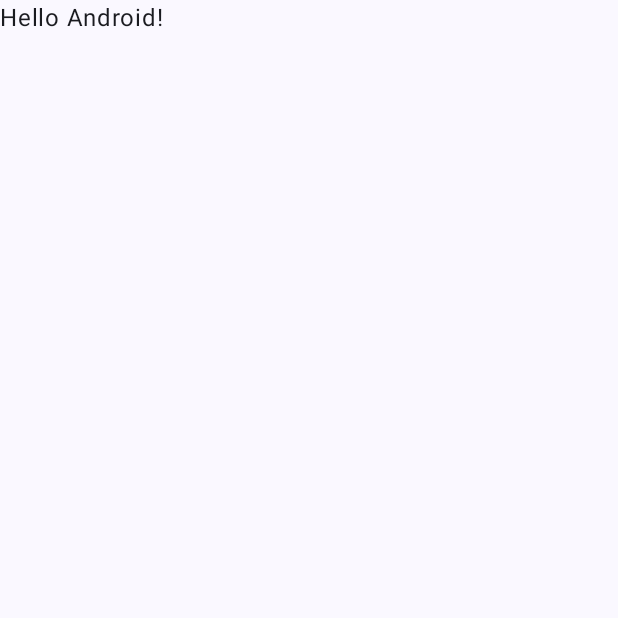
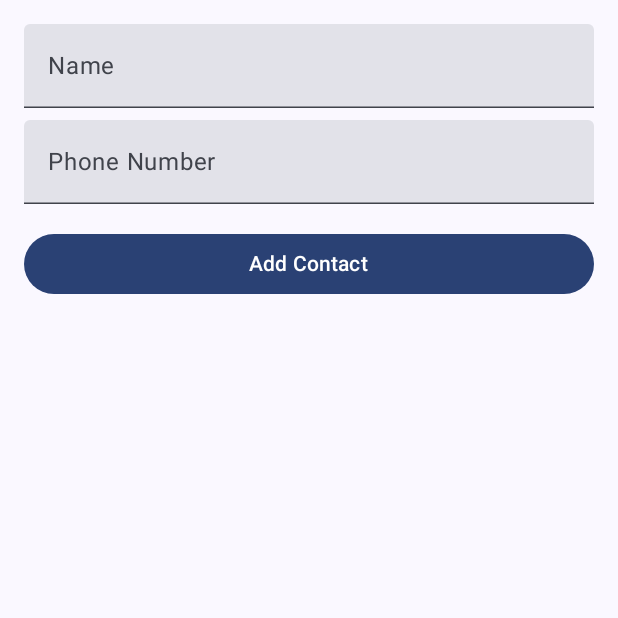
Before and after one commit to CarlaVekony/SafetyTracker, an Android app built with Jetpack Compose: the screen it shows after launch (MainActivity), on a phone screen of 412 x 824 dp, the top half of it. Before the commit the part shown is almost empty. Run offline under Robolectric (Android 15) with nearby library versions, the phone set to English and light mode, and no system bars; our stand-ins replace Room's generated code.

Commit message:
room persistent db with minimal crud operations and test screen

```diff
--- a/app/src/main/java/com/example/safetytracker/MainActivity.kt
+++ b/app/src/main/java/com/example/safetytracker/MainActivity.kt
@@ -4,6 +4,7 @@ import android.os.Bundle
 import androidx.activity.ComponentActivity
 import androidx.activity.compose.setContent
 import androidx.activity.enableEdgeToEdge
+import androidx.compose.foundation.layout.Box
 import androidx.compose.foundation.layout.fillMaxSize
 import androidx.compose.foundation.layout.padding
 import androidx.compose.material3.Scaffold
@@ -11,6 +12,7 @@ import androidx.compose.material3.Text
 import androidx.compose.runtime.Composable
 import androidx.compose.ui.Modifier
 import androidx.compose.ui.tooling.preview.Preview
+import com.example.safetytracker.ui.screens.ContactsScreenWithData
 import com.example.safetytracker.ui.theme.SafetyTrackerTheme
 
 // TODO: Implement main activity - entry point of the application
@@ -23,10 +25,9 @@ class MainActivity : ComponentActivity() {
         setContent {
             SafetyTrackerTheme {
                 Scaffold(modifier = Modifier.fillMaxSize()) { innerPadding ->
-                    Greeting(
-                        name = "Android",
-                        modifier = Modifier.padding(innerPadding)
-                    )
+                    Box(modifier = Modifier.padding(innerPadding)) {
+                        ContactsScreenWithData()
+                    }
                 }
             }
         }
--- a/app/src/main/java/com/example/safetytracker/data/database/EmergencyContactDao.kt
+++ b/app/src/main/java/com/example/safetytracker/data/database/EmergencyContactDao.kt
@@ -1,6 +1,26 @@
 package com.example.safetytracker.data.database
 
-// TODO: Implement DAO for EmergencyContact entity
-// TODO: Add methods: insert, delete, getAll, getById, update
-// TODO: Support querying by primary contact status
-// TODO: Use Flow/LiveData for reactive data updates
+import androidx.room.*
+import com.example.safetytracker.data.model.EmergencyContact
+import kotlinx.coroutines.flow.Flow
+
+@Dao
+interface EmergencyContactDao {
+    @Query("SELECT * FROM emergency_contacts")
+    fun getAllContacts(): Flow<List<EmergencyContact>>
+
+    @Query("SELECT * FROM emergency_contacts WHERE id = :id")
+    suspend fun getContactById(id: Long): EmergencyContact?
+
+    @Insert
+    suspend fun insertContact(contact: EmergencyContact): Long
+
+    @Update
+    suspend fun updateContact(contact: EmergencyContact)
+
+    @Delete
+    suspend fun deleteContact(contact: EmergencyContact)
+
+    @Query("SELECT * FROM emergency_contacts WHERE isPrimary = 1")
+    fun getPrimaryContact(): Flow<EmergencyContact?>
+}
--- a/app/src/main/java/com/example/safetytracker/data/database/SafetyDatabase.kt
+++ b/app/src/main/java/com/example/safetytracker/data/database/SafetyDatabase.kt
@@ -1,6 +1,33 @@
 package com.example.safetytracker.data.database
 
-// TODO: Implement Room database
-// TODO: Define database version and migration strategy
-// TODO: Provide DAOs for EmergencyContact, EmergencyAlert, SensorData
-// TODO: Configure database name and export schema
+import android.content.Context
+import androidx.room.Database
+import androidx.room.Room
+import androidx.room.RoomDatabase
+import com.example.safetytracker.data.model.EmergencyContact
+
+@Database(
+    entities = [EmergencyContact::class],
+    version = 1,
+    exportSchema = true
+)
+abstract class SafetyDatabase : RoomDatabase() {
+    abstract fun emergencyContactDao(): EmergencyContactDao
+
+    companion object {
+        @Volatile
+        private var INSTANCE: SafetyDatabase? = null
+
+        fun getDatabase(context: Context): SafetyDatabase {
+            return INSTANCE ?: synchronized(this) {
+                val instance = Room.databaseBuilder(
+                    context.applicationContext,
+                    SafetyDatabase::class.java,
+                    "safety_database"
+                ).build()
+                INSTANCE = instance
+                instance
+            }
+        }
+    }
+}
--- a/app/src/main/java/com/example/safetytracker/ui/screens/ContactsScreen.kt
+++ b/app/src/main/java/com/example/safetytracker/ui/screens/ContactsScreen.kt
@@ -1,6 +1,128 @@
 package com.example.safetytracker.ui.screens
 
-// TODO: Implement contacts management screen
-// TODO: Add, edit, and delete emergency contacts
-// TODO: Validate phone numbers
-// TODO: Display saved contacts from local database
+import androidx.compose.foundation.layout.*
+import androidx.compose.foundation.lazy.LazyColumn
+import androidx.compose.foundation.lazy.items
+import androidx.compose.material3.*
+import androidx.compose.runtime.*
+import androidx.compose.ui.Modifier
+import androidx.compose.ui.platform.LocalContext
+import androidx.compose.ui.unit.dp
+import androidx.compose.ui.tooling.preview.Preview
+import com.example.safetytracker.data.database.SafetyDatabase
+import com.example.safetytracker.data.model.EmergencyContact
+import com.example.safetytracker.ui.theme.SafetyTrackerTheme
+import kotlinx.coroutines.launch
+
+@OptIn(ExperimentalMaterial3Api::class)
+@Composable
+fun ContactsScreen(
+    contacts: State<List<EmergencyContact>> = remember { mutableStateOf(emptyList()) },
+    onAddContact: (name: String, phone: String) -> Unit = { _, _ -> }
+) {
+    var name by remember { mutableStateOf("") }
+    var phoneNumber by remember { mutableStateOf("") }
+
+    Column(
+        modifier = Modifier
+            .fillMaxSize()
+            .padding(16.dp)
+    ) {
+        // Input fields
+        TextField(
+            value = name,
+            onValueChange = { name = it },
+            label = { Text("Name") },
+            modifier = Modifier.fillMaxWidth()
+        )
+
+        Spacer(modifier = Modifier.height(8.dp))
+
+        TextField(
+            value = phoneNumber,
+            onValueChange = { phoneNumber = it },
+            label = { Text("Phone Number") },
+            modifier = Modifier.fillMaxWidth()
+        )
+
+        Spacer(modifier = Modifier.height(16.dp))
+
+        Button(
+            onClick = {
+                onAddContact(name, phoneNumber)
+                name = ""
+                phoneNumber = ""
+            },
+            modifier = Modifier.fillMaxWidth()
+        ) {
+            Text("Add Contact")
+        }
+
+        Spacer(modifier = Modifier.height(16.dp))
+
+        // Contact list
+        LazyColumn {
+            items(contacts.value) { contact ->
+                Card(
+                    modifier = Modifier
+                        .fillMaxWidth()
+                        .padding(vertical = 4.dp)
+                ) {
+                    Column(
+                        modifier = Modifier
+                            .padding(16.dp)
+                            .fillMaxWidth()
+                    ) {
+                        Text(text = contact.name, style = MaterialTheme.typography.titleMedium)
+                        Text(text = contact.phoneNumber, style = MaterialTheme.typography.bodyMedium)
+                        if (contact.isPrimary) {
+                            Text("Primary Contact", style = MaterialTheme.typography.bodySmall)
+                        }
+                    }
+                }
+            }
+        }
+    }
+}
+
+@Composable
+fun ContactsScreenWithData() {
+    val context = LocalContext.current
+    val scope = rememberCoroutineScope()
+    val database = remember { SafetyDatabase.getDatabase(context) }
+    val contacts = database.emergencyContactDao().getAllContacts().collectAsState(initial = emptyList())
+
+    ContactsScreen(
+        contacts = contacts,
+        onAddContact = { name, phone ->
+            scope.launch {
+                val contact = EmergencyContact(
+                    name = name,
+                    phoneNumber = phone
+                )
+                database.emergencyContactDao().insertContact(contact)
+            }
+        }
+    )
+}
+
+@Preview(showBackground = true)
+@Composable
+fun ContactsScreenPreview() {
+    SafetyTrackerTheme {
+        val previewContacts = remember {
+            mutableStateOf(
+                listOf(
+                    EmergencyContact(1, "John Doe", "+1234567890", true),
+                    EmergencyContact(2, "Jane Smith", "+0987654321", false),
+                    EmergencyContact(3, "Emergency Services", "112", false)
+                )
+            )
+        }
+
+        ContactsScreen(
+            contacts = previewContacts,
+            onAddContact = { _, _ -> }
+        )
+    }
+}
```
Also changed, not shown: app/build.gradle (+9 -0 lines), app/src/main/java/com/example/safetytracker/data/model/EmergencyContact.kt (+11 -4 lines).
